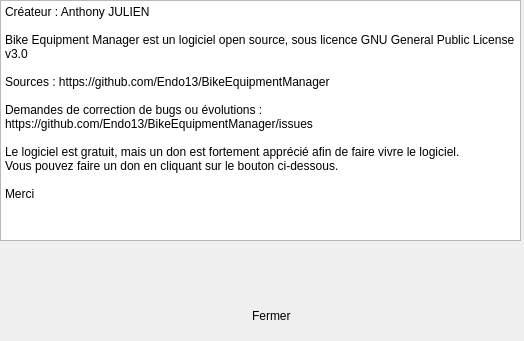
Before: the Qt Designer form sources/Common/dondialog.ui in Endo13/BikeEquipmentManager, drawn with Qt 5.
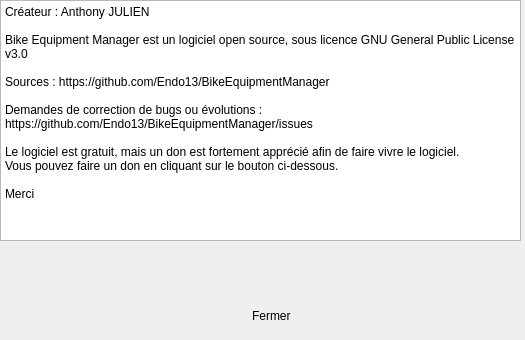
After: the same form once the commit is applied. Icons and pictures are not drawn.

Diff of the .ui file:
```diff
--- a/sources/Common/dondialog.ui
+++ b/sources/Common/dondialog.ui
@@ -6,10 +6,22 @@
    <rect>
     <x>0</x>
     <y>0</y>
-    <width>524</width>
-    <height>341</height>
+    <width>525</width>
+    <height>340</height>
    </rect>
   </property>
+  <property name="minimumSize">
+   <size>
+    <width>525</width>
+    <height>340</height>
+   </size>
+  </property>
+  <property name="maximumSize">
+   <size>
+    <width>525</width>
+    <height>340</height>
+   </size>
+  </property>
   <property name="windowTitle">
    <string>Don</string>
   </property>
```
